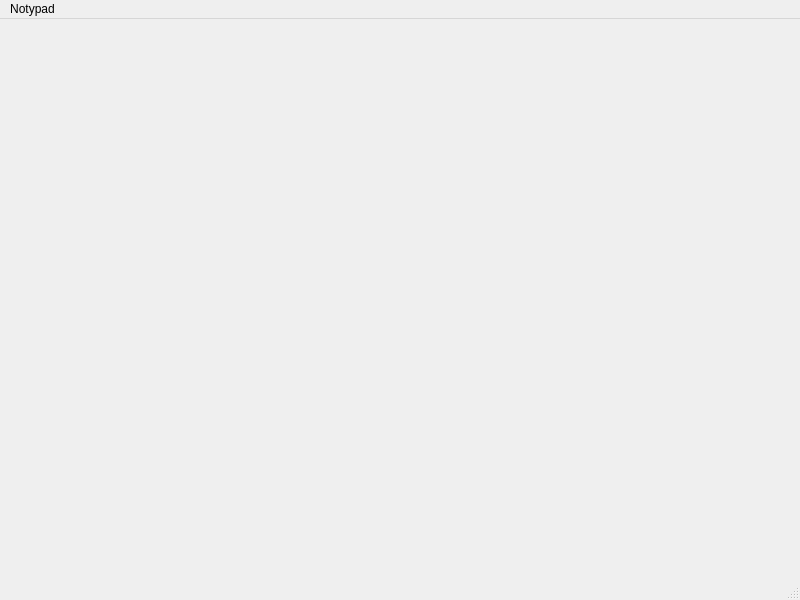
i-saw-sparks/Notypad, file mainwindow.ui: the form before one commit.
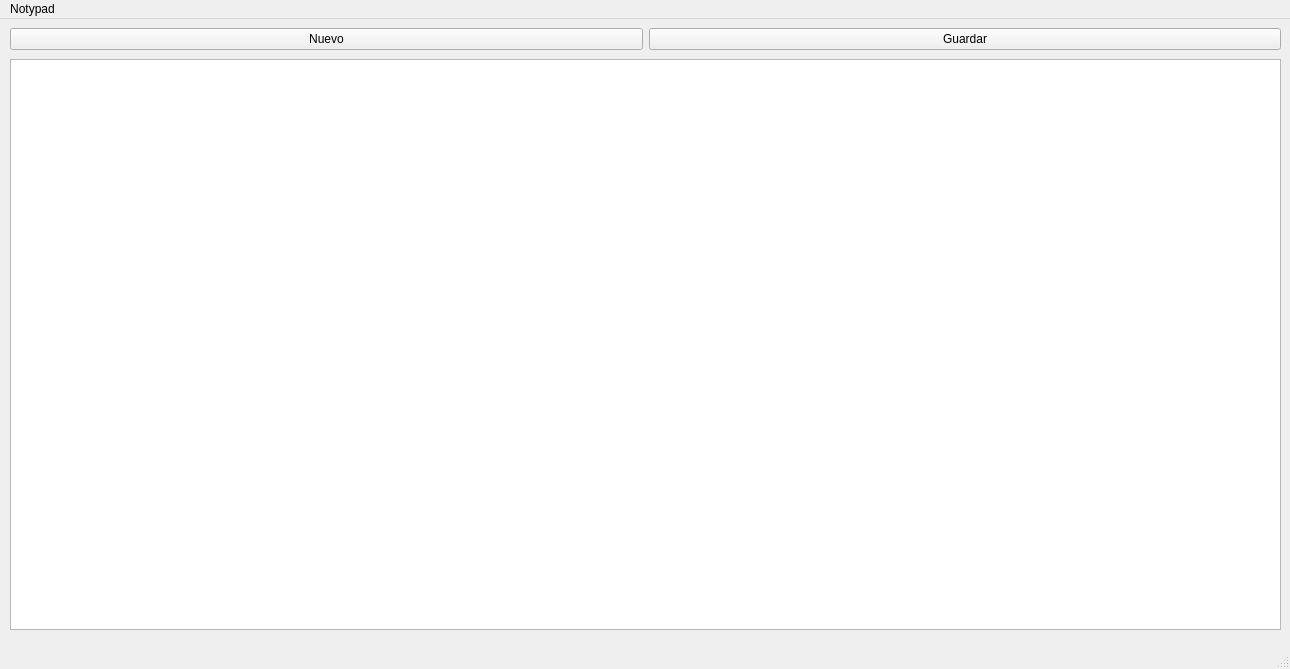
The form after the commit.

```diff
--- a/mainwindow.ui
+++ b/mainwindow.ui
@@ -6,20 +6,57 @@
    <rect>
     <x>0</x>
     <y>0</y>
-    <width>800</width>
-    <height>600</height>
+    <width>1290</width>
+    <height>669</height>
    </rect>
   </property>
   <property name="windowTitle">
    <string>MainWindow</string>
   </property>
-  <widget class="QWidget" name="centralwidget"/>
+  <widget class="QWidget" name="centralwidget">
+   <widget class="QTextEdit" name="textEdit">
+    <property name="geometry">
+     <rect>
+      <x>10</x>
+      <y>40</y>
+      <width>1271</width>
+      <height>571</height>
+     </rect>
+    </property>
+   </widget>
+   <widget class="QWidget" name="horizontalLayoutWidget">
+    <property name="geometry">
+     <rect>
+      <x>10</x>
+      <y>0</y>
+      <width>1271</width>
+      <height>41</height>
+     </rect>
+    </property>
+    <layout class="QHBoxLayout" name="horizontalLayout">
+     <item>
+      <widget class="QPushButton" name="pushButton_2">
+       <property name="text">
+        <string>Nuevo</string>
+       </property>
+      </widget>
+     </item>
+     <item>
+      <widget class="QPushButton" name="pushButton_4">
+       <property name="text">
+        <string>Guardar</string>
+       </property>
+      </widget>
+     </item>
+    </layout>
+   </widget>
+  </widget>
   <widget class="QMenuBar" name="menubar">
    <property name="geometry">
     <rect>
      <x>0</x>
      <y>0</y>
-     <width>800</width>
+     <width>1290</width>
      <height>26</height>
     </rect>
    </property>
```
Left out of the diff: 12 changed lines with no effect on the pictures.
